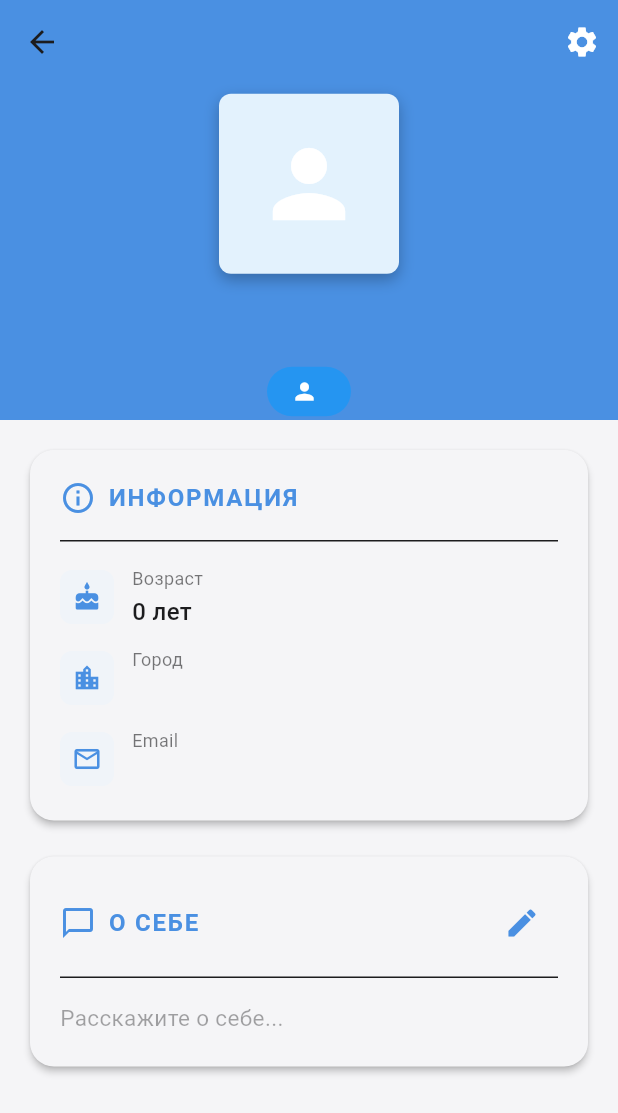
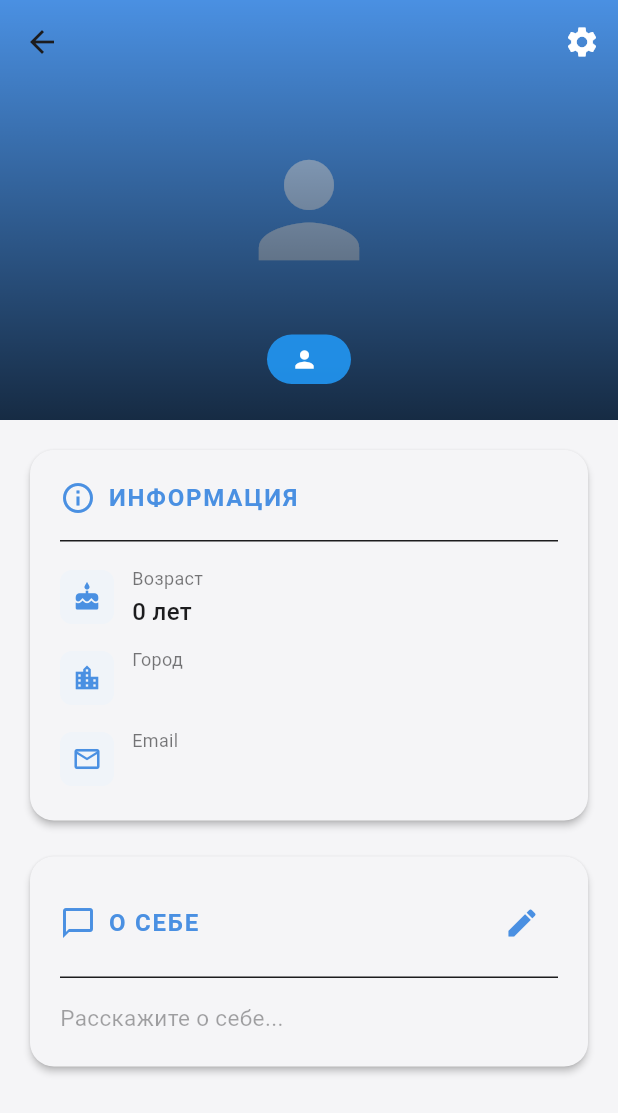
Before and after one commit to sliven1/MyDiplomProject, a Flutter app: the ProfilePage screen opened directly with empty values, after a tap on the "person" icon, on a phone screen of 412 x 824 dp. Shown: the top 1113 px of the screen. Run offline on Flutter 3.47's test engine with Material 3 defaults, Android fonts, the phone set to English and light mode, and no system bars; our stand-ins replace audioplayers, cached_network_image, image_picker, permission_handler, pocketbase, shared_preferences; missing offline and left inert: audio_session, flutter_sound; accounts and stored records are empty; network calls fail.

Commit message:
Улучшения чатов и профиля
  - Исправлено создание пустых чатов (создаются только при отправке)
  - Добавлен stretch-эффект для фото профиля (как в Telegram)
  - Упрощен выбор фото: тап на область → галерея
  - Добавлены разрешения камеры/галереи для iOS

```diff
--- a/lib/pages/profile_page.dart
+++ b/lib/pages/profile_page.dart
@@ -6,9 +6,10 @@ import 'package:p7/pages/setting_page.dart';
 import 'package:p7/pages/tutor_profile_setup_page.dart';
 import 'package:p7/service/database_provider.dart';
 import 'package:p7/service/tutor_profile_service.dart';
+import 'package:p7/service/pocketbase_service.dart';
+import 'package:p7/service/auth.dart';
 import 'package:provider/provider.dart';
-
-import 'package:p7/components/avatar_picker.dart';
+import 'package:image_picker/image_picker.dart';
 
 class ProfilePage extends StatefulWidget {
   final String uid;
@@ -39,6 +40,62 @@ class _ProfilePageState extends State<ProfilePage> {
   void dispose() {
     _bioCtrl.dispose();
     super.dispose();
+  }
+
+  /// Выбрать фото из галереи и загрузить в PocketBase
+  Future<void> _pickAndUploadAvatar() async {
+    try {
+      final ImagePicker picker = ImagePicker();
+      final XFile? image = await picker.pickImage(
+        source: ImageSource.gallery,
+        maxWidth: 1024,
+        maxHeight: 1024,
+        imageQuality: 85,
+      );
+
+      if (image == null) return;
+
+      // Показываем индикатор загрузки
+      if (!mounted) return;
+      showDialog(
+        context: context,
+        barrierDismissible: false,
+        builder: (context) => const Center(
+          child: CircularProgressIndicator(),
+        ),
+      );
+
+      // Загружаем в PocketBase
+      final userId = Auth().getCurrentUid();
+      await PocketBaseService().uploadAvatar(
+        userId: userId,
+        filePath: image.path,
+      );
+
+      // Закрываем индикатор
+      if (!mounted) return;
+      Navigator.pop(context);
+
+      // Перезагружаем профиль
+      await _loadUser();
+
+      // Показываем успешное сообщение
+      if (!mounted) return;
+      ScaffoldMessenger.of(context).showSnackBar(
+        const SnackBar(content: Text('Фото профиля обновлено!')),
+      );
+    } catch (e) {
+      // Закрываем индикатор если есть
+      if (mounted && Navigator.canPop(context)) {
+        Navigator.pop(context);
+      }
+
+      // Показываем ошибку
+      if (!mounted) return;
+      ScaffoldMessenger.of(context).showSnackBar(
+        SnackBar(content: Text('Ошибка загрузки фото: $e')),
+      );
+    }
   }
 
   Future<void> _loadUser() async {
@@ -119,6 +176,7 @@ class _ProfilePageState extends State<ProfilePage> {
                   expandedHeight: 280,
                   pinned: true,
                   backgroundColor: colorScheme.primary,
+                  stretch: true, // ✨ Включаем эффект растяжения
                   actions: [
                     IconButton(
                       icon: const Icon(Icons.settings, color: Colors.white),
@@ -132,7 +190,22 @@ class _ProfilePageState extends State<ProfilePage> {
                     ),
                   ],
                   flexibleSpace: FlexibleSpaceBar(
-                    background: Container(
+                    stretchModes: const [
+                      StretchMode.zoomBackground, // Увеличивает фон при растяжении
+                    ],
+                    background: GestureDetector(
+                      onTap: _pickAndUploadAvatar, // При нажатии на фото - открываем галерею
+                      child: Stack(
+                        fit: StackFit.expand,
+                        children: [
+                        // Фото на весь фон (всегда)
+                        (_user?.avatarUrl?.isNotEmpty ?? false)
+                            ? Image.network(
+                                _user!.avatarUrl!,
+                                fit: BoxFit.cover, // Заполняет всю область
+                                alignment: Alignment.center,
+                                errorBuilder: (context, error, stackTrace) {
+                                  return Container(
                                     decoration: BoxDecoration(
                                       gradient: LinearGradient(
                                         begin: Alignment.topLeft,
@@ -143,23 +216,71 @@ class _ProfilePageState extends State<ProfilePage> {
                                         ],
                                       ),
                                     ),
+                                    child: const Icon(
+                                      Icons.person,
+                                      size: 100,
+                                      color: Colors.white54,
+                                    ),
+                                  );
+                                },
+                              )
+                            : Container(
+                                decoration: BoxDecoration(
+                                  gradient: LinearGradient(
+                                    begin: Alignment.topLeft,
+                                    end: Alignment.bottomRight,
+                                    colors: [
+                                      colorScheme.primary,
+                                      colorScheme.primary.withValues(alpha: 0.7),
+                                    ],
+                                  ),
+                                ),
+                                child: const Icon(
+                                  Icons.person,
+                                  size: 100,
+                                  color: Colors.white54,
+                                ),
+                              ),
+
+                        // Градиент затемнения снизу для читаемости текста
+                        Container(
+                          decoration: BoxDecoration(
+                            gradient: LinearGradient(
+                              begin: Alignment.topCenter,
+                              end: Alignment.bottomCenter,
+                              colors: [
+                                Colors.transparent,
+                                Colors.black.withValues(alpha: 0.7),
+                              ],
+                            ),
+                          ),
+                        ),
+
+                        // Контент поверх
+                        Positioned(
+                          bottom: 24,
+                          left: 0,
+                          right: 0,
                           child: Column(
-                        mainAxisAlignment: MainAxisAlignment.center,
                             children: [
-                          const SizedBox(height: 60),
-                          // Аватар
-                          const AvatarPicker(),
-                          const SizedBox(height: 16),
                               // Имя
                               Text(
                                 _user!.name,
                                 style: const TextStyle(
                                   color: Colors.white,
-                              fontSize: 24,
+                                  fontSize: 28,
                                   fontWeight: FontWeight.bold,
+                                  shadows: [
+                                    Shadow(
+                                      offset: Offset(0, 1),
+                                      blurRadius: 3,
+                                      color: Colors.black45,
+                                    ),
+                                  ],
                                 ),
                               ),
                               const SizedBox(height: 12),
+
                               // Badge роли
                               Container(
                                 padding: const EdgeInsets.symmetric(
@@ -187,6 +308,9 @@ class _ProfilePageState extends State<ProfilePage> {
                                         color: Colors.white,
                                         fontWeight: FontWeight.w600,
                                         fontSize: 14,
+                                      ),
+                                    ),
+                                  ],
                                 ),
                               ),
                             ],
--- a/lib/service/pocketbase_service.dart
+++ b/lib/service/pocketbase_service.dart
@@ -115,7 +115,7 @@ class PocketBaseService {
       // ДЛЯ РЕАЛЬНОГО iPhone/Android УСТРОЙСТВА
       // ========================================================================
       // Устройство должно быть в той же WiFi сети что и компьютер!
-      return 'http://192.168.31.65:8090'; // 👈 ОБНОВЛЕНО: Реальный IP Mac
+      return 'http://192.168.31.125:8090'; // 👈 ОБНОВЛЕНО: Реальный IP Mac
 
     } else {
       // ========================================================================
```
Also changed, not shown: lib/service/chat_service.dart (+92 -16 lines), pocketbase/pb_data/storage/n8bgzub520m7akw/pj4x3bxt5i6mo2t/scaled_21_vvdcE9HZkB.jpg (added), pocketbase/pb_data/storage/t4vpsvfwgt5wlfo/pjriauhdv9unz8b/scaled_c9584f7b_d7ac_4d80_9c17_34965f70afb64595913325082899062_YNKOC2hpqH.jpg (added), pocketbase/pb_data/storage/t4vpsvfwgt5wlfo/sylpnhb0z9qa2nx/image_picker_b05_fe7_d3_f053_4_c54_a660_a0_b8971618_b7_2744_00000096_e7_e0_fc39_F3yes4WMlw.jpg (added), 10 other files. Lines whose indentation alone changed are shown as unchanged.
